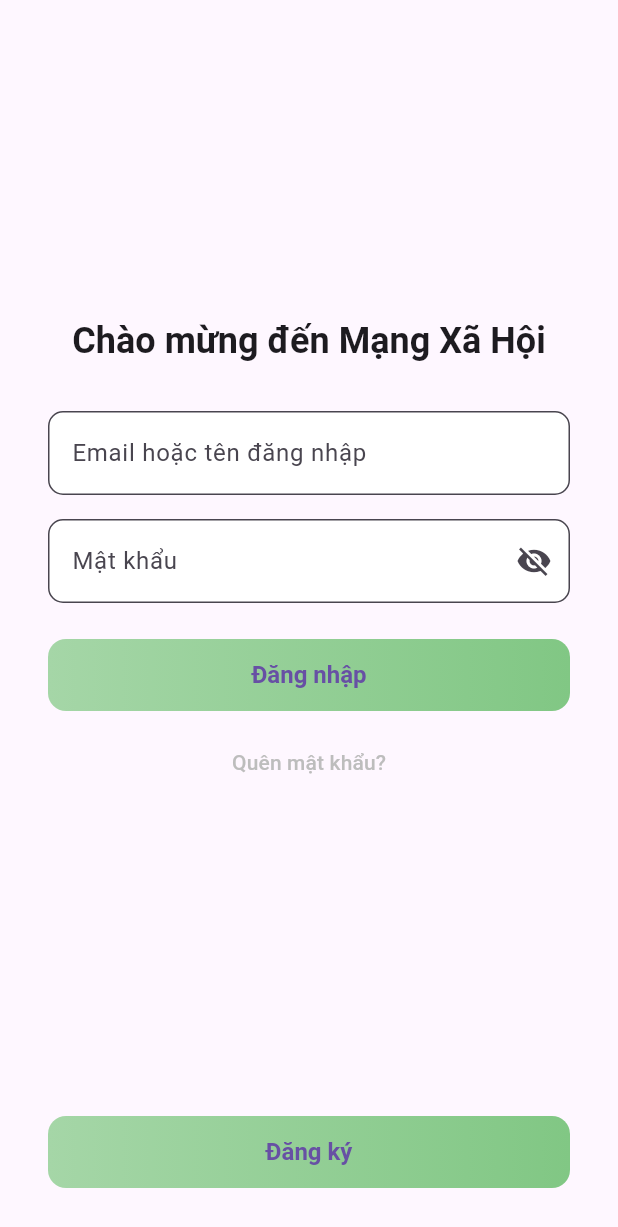
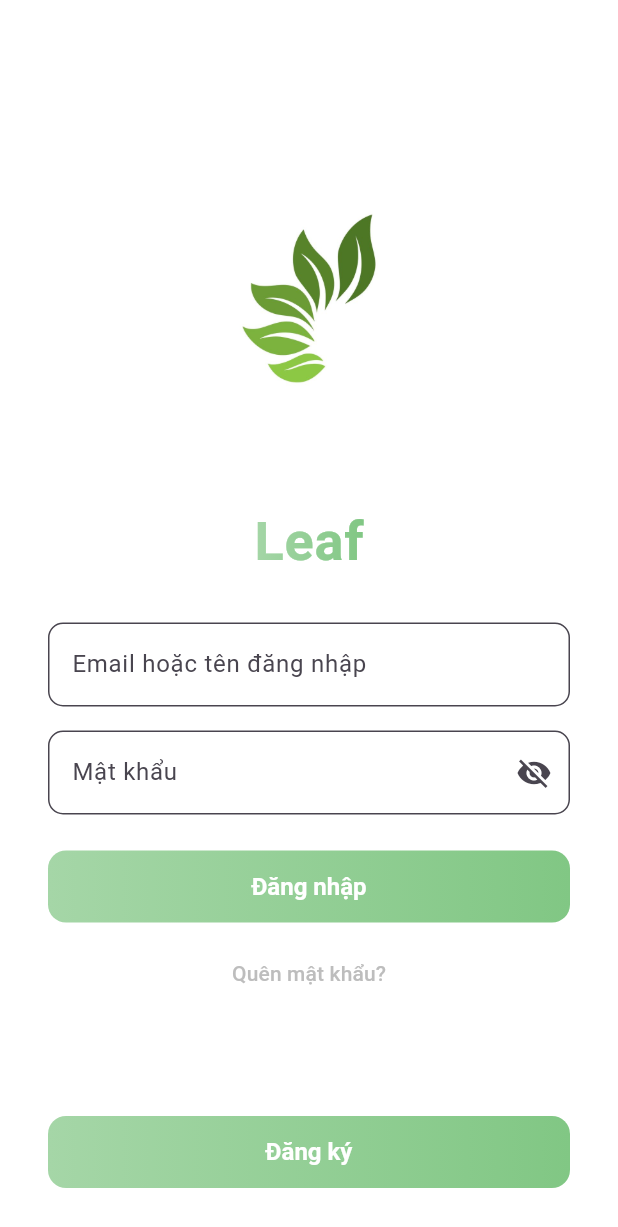
Before and after one commit to Duy1508/Android-app, a Flutter app: the screen it shows after launch, on a phone screen of 412 x 824 dp. Shown: the top 1227 px of the screen. Run offline on Flutter 3.47's test engine with Material 3 defaults, Android fonts, the phone set to English and light mode, and no system bars; our stand-ins replace cloud_firestore, firebase_auth, firebase_core, firebase_messaging, firebase_storage, image_picker; accounts and stored records are empty.

Commit message:
13:33 14/12

```diff
--- a/lib/screens/home_screen.dart
+++ b/lib/screens/home_screen.dart
@@ -107,7 +107,7 @@ class _HomeScreenState extends State<HomeScreen>
                   width: 56,
                   decoration: const BoxDecoration(
                     gradient: LinearGradient(
-                      colors: [Color(0xFF4CAF50), Color(0xFF2E7D32)],
+                      colors: [Color(0xFFA5D6A7), Color(0xFF81C784)],
                       begin: Alignment.topLeft,
                       end: Alignment.bottomRight,
                     ),
--- a/lib/screens/welcome_screen.dart
+++ b/lib/screens/welcome_screen.dart
@@ -29,8 +29,6 @@ class _WelcomeScreenState extends State<WelcomeScreen> {
       final user = userCredential.user;
       if (user != null) {
         final userId = user.uid;
-
-        // Khởi tạo NotificationService và gọi initFCM
         final notificationService = NotificationService();
         await notificationService.initFCM(context, userId);
       }
@@ -49,9 +47,8 @@ class _WelcomeScreenState extends State<WelcomeScreen> {
     final colorScheme = Theme.of(context).colorScheme;
     final isDark = Theme.of(context).brightness == Brightness.dark;
 
-
     return Scaffold(
-      backgroundColor: colorScheme.background, // ✅ dùng màu nền theo theme
+      backgroundColor: Colors.white,
       body: SafeArea(
         child: Padding(
           padding: const EdgeInsets.symmetric(horizontal: 32),
@@ -61,14 +58,26 @@ class _WelcomeScreenState extends State<WelcomeScreen> {
                 child: Column(
                   mainAxisAlignment: MainAxisAlignment.center,
                   children: [
-                    Text(
-                      'Chào mừng đến Mạng Xã Hội',
-                      style: Theme.of(context).textTheme.titleLarge?.copyWith(
-                        fontSize: 24,
-                        fontWeight: FontWeight.bold,
-                        color: colorScheme.onBackground,
+                    Image.asset(
+                      'assets/leaf2.jpg',
+                      width: 256,
+                      height: 256,
+                      fit: BoxFit.contain,
+                    ),
+                    const SizedBox(height: 12),
+                    // Gradient text cho chữ Leaf
+                    ShaderMask(
+                      shaderCallback: (bounds) => const LinearGradient(
+                        colors: [Color(0xFFA5D6A7), Color(0xFF81C784)],
+                      ).createShader(Rect.fromLTWH(0, 0, bounds.width, bounds.height)),
+                      child: Text(
+                        'Leaf',
+                        style: Theme.of(context).textTheme.displaySmall?.copyWith(
+                          fontWeight: FontWeight.bold,
+                          letterSpacing: 0.5,
+                          color: Colors.white, // màu gốc sẽ bị gradient che
+                        ),
                       ),
-                      textAlign: TextAlign.center,
                     ),
                     const SizedBox(height: 32),
                     TextField(
@@ -124,7 +133,10 @@ class _WelcomeScreenState extends State<WelcomeScreen> {
                           textStyle: const TextStyle(fontSize: 16, fontWeight: FontWeight.bold),
                         ),
                         onPressed: _login,
-                        child: const Text('Đăng nhập'),
+                        child: const Text(
+                          'Đăng nhập',
+                          style: TextStyle(color: Colors.white), // chữ trắng
+                        ),
                       ),
                     ),
                     if (error.isNotEmpty)
@@ -169,7 +181,10 @@ class _WelcomeScreenState extends State<WelcomeScreen> {
                       context,
                       MaterialPageRoute(builder: (_) => const RegisterScreen()),
                     ),
-                    child: const Text('Đăng ký'),
+                    child: const Text(
+                      'Đăng ký',
+                      style: TextStyle(color: Colors.white), // chữ trắng
+                    ),
                   ),
                 ),
               ),
--- a/pubspec.yaml
+++ b/pubspec.yaml
@@ -60,7 +60,8 @@ dev_dependencies:
 
 # The following section is specific to Flutter packages.
 flutter:
-
+  assets:
+    - assets/leaf2.jpg
   # The following line ensures that the Material Icons font is
   # included with your application, so that you can use the icons in
   # the material Icons class.
```
Also changed, not shown: assets/leaf2.jpg (added).
